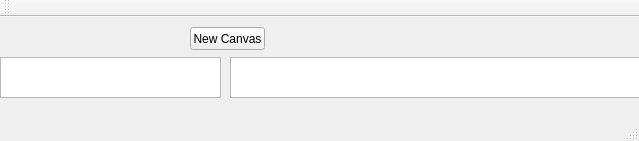
VingtDylan/NJU_CG, file NJU_CG/mainwindow.ui: the form before one commit.
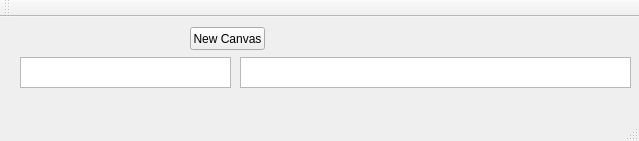
The form after the commit.

```diff
--- a/NJU_CG/mainwindow.ui
+++ b/NJU_CG/mainwindow.ui
@@ -17,26 +17,6 @@
    <string>MainWindow</string>
   </property>
   <widget class="QWidget" name="centralWidget">
-   <widget class="QTextEdit" name="textEdit">
-    <property name="geometry">
-     <rect>
-      <x>0</x>
-      <y>40</y>
-      <width>221</width>
-      <height>41</height>
-     </rect>
-    </property>
-   </widget>
-   <widget class="QTextEdit" name="textEdit2">
-    <property name="geometry">
-     <rect>
-      <x>230</x>
-      <y>40</y>
-      <width>421</width>
-      <height>41</height>
-     </rect>
-    </property>
-   </widget>
    <widget class="QPushButton" name="pushButton">
     <property name="geometry">
      <rect>
@@ -50,6 +30,26 @@
      <string>New Canvas</string>
     </property>
    </widget>
+   <widget class="QTextBrowser" name="textBrowser">
+    <property name="geometry">
+     <rect>
+      <x>240</x>
+      <y>40</y>
+      <width>391</width>
+      <height>31</height>
+     </rect>
+    </property>
+   </widget>
+   <widget class="QTextEdit" name="textEdit">
+    <property name="geometry">
+     <rect>
+      <x>20</x>
+      <y>40</y>
+      <width>211</width>
+      <height>31</height>
+     </rect>
+    </property>
+   </widget>
   </widget>
   <widget class="QMenuBar" name="menuBar">
    <property name="geometry">
```
